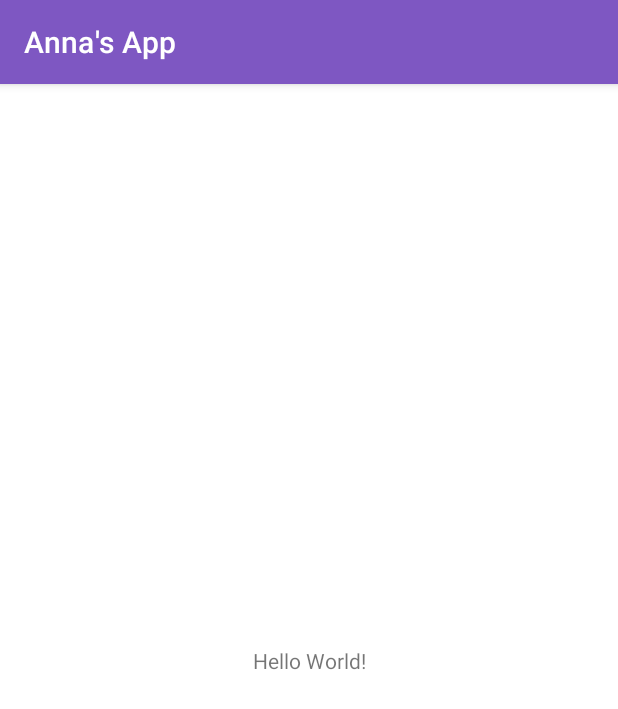
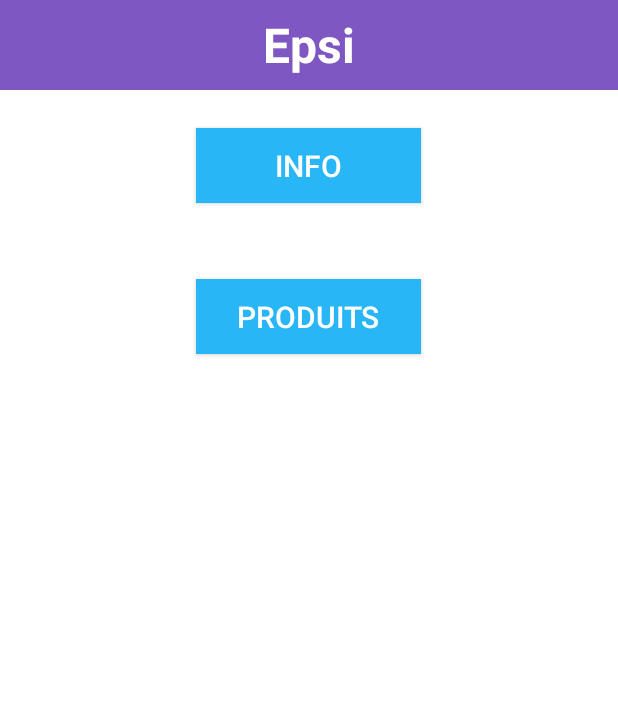
Before and after one commit to annaty/kotlin-project, an Android app: the screen it shows after launch (MainActivity), on a phone screen of 412 x 824 dp. Shown: the top 709 px of the screen. Run offline under Robolectric (Android 15) with nearby library versions, the light colour scheme and no system bars; 1 statement that could not run was skipped.

Commit message:
added header & homepage buttons

```diff
--- a/app/src/main/AndroidManifest.xml
+++ b/app/src/main/AndroidManifest.xml
@@ -23,7 +23,7 @@
         </activity>
         <activity
             android:name=".MainActivity"
-            android:exported="true" />
+            android:exported="false" />
     </application>
 
 </manifest>
--- a/app/src/main/java/com/example/annakotlin/MainActivity.kt
+++ b/app/src/main/java/com/example/annakotlin/MainActivity.kt
@@ -2,10 +2,29 @@ package com.example.annakotlin
 
 import androidx.appcompat.app.AppCompatActivity
 import android.os.Bundle
+import android.view.View
+import android.widget.ImageView
+import android.widget.TextView
 
 class MainActivity : AppCompatActivity() {
     override fun onCreate(savedInstanceState: Bundle?) {
         super.onCreate(savedInstanceState)
         setContentView(R.layout.activity_main)
+
+        setHeaderTitle(getString(R.string.app_name))
+
+    }
+
+    fun setHeaderTitle( title:String?){
+        val textViewTitle= findViewById<TextView>(R.id.textViewTitle)
+        textViewTitle.setText(title)
+    }
+
+    fun showBack(){
+        val imageViewBack=findViewById<ImageView>(R.id.imageViewBack)
+        imageViewBack.visibility= View.VISIBLE
+        imageViewBack.setOnClickListener(View.OnClickListener {
+            finish()
+        })
     }
 }
--- /dev/null
+++ b/app/src/main/res/drawable/arrow_left.xml
@@ -0,0 +1 @@
+<!-- drawable/arrow_left.xml --><vector xmlns:android="http://schemas.android.com/apk/res/android" android:height="24dp" android:width="24dp" android:viewportWidth="24" android:viewportHeight="24"><path android:fillColor="#FFFFFF" android:pathData="M20,11V13H8L13.5,18.5L12.08,19.92L4.16,12L12.08,4.08L13.5,5.5L8,11H20Z" /></vector>
--- a/app/src/main/res/layout/activity_main.xml
+++ b/app/src/main/res/layout/activity_main.xml
@@ -1,18 +1,24 @@
 <?xml version="1.0" encoding="utf-8"?>
-<androidx.constraintlayout.widget.ConstraintLayout xmlns:android="http://schemas.android.com/apk/res/android"
-    xmlns:app="http://schemas.android.com/apk/res-auto"
+<LinearLayout xmlns:android="http://schemas.android.com/apk/res/android"
     xmlns:tools="http://schemas.android.com/tools"
     android:layout_width="match_parent"
     android:layout_height="match_parent"
+    android:orientation="vertical"
     tools:context=".MainActivity">
 
-    <TextView
-        android:layout_width="wrap_content"
-        android:layout_height="wrap_content"
-        android:text="Hello World!"
-        app:layout_constraintBottom_toBottomOf="parent"
-        app:layout_constraintEnd_toEndOf="parent"
-        app:layout_constraintStart_toStartOf="parent"
-        app:layout_constraintTop_toTopOf="parent" />
+    <include
+        layout="@layout/layout_header"
+        android:layout_width="match_parent"
+        android:layout_height="wrap_content" />
 
-</androidx.constraintlayout.widget.ConstraintLayout>
+    <Button
+        android:id="@+id/buttonInfo"
+        style="@style/MyButton"
+        android:text="@string/info" />
+
+    <Button
+        android:id="@+id/buttonProducts"
+        style="@style/MyButton"
+        android:text="@string/products" />
+
+</LinearLayout>
--- /dev/null
+++ b/app/src/main/res/layout/layout_header.xml
@@ -0,0 +1,26 @@
+<?xml version="1.0" encoding="utf-8"?>
+<RelativeLayout xmlns:android="http://schemas.android.com/apk/res/android"
+    xmlns:app="http://schemas.android.com/apk/res-auto"
+    android:orientation="horizontal"
+    android:layout_width="match_parent"
+    android:layout_height="match_parent">
+    <TextView
+        android:id="@+id/textViewTitle"
+        android:layout_width="match_parent"
+        android:layout_height="60dp"
+        android:background="@color/purple_400"
+        android:gravity="center"
+        android:textSize="32sp"
+        android:textStyle="bold"
+        android:textColor="@color/white"
+        android:text="Title"
+        />
+
+    <ImageView
+        android:id="@+id/imageViewBack"
+        android:visibility="gone"
+        android:layout_width="40dp"
+        android:layout_height="40dp"
+        android:background="@color/transparent"
+        app:srcCompat="@drawable/arrow_left" />
+</RelativeLayout>
--- a/app/src/main/res/values/colors.xml
+++ b/app/src/main/res/values/colors.xml
@@ -13,4 +13,8 @@
     <color name="blue_700">#0288D1</color>
     <color name="gray_400">#B1B1B1</color>
     <color name="gray_700">#5C5C5C</color>
+    <color name="light_blue_400">#FF29B6F6</color>
+    <color name="light_blue_600">#FF039BE5</color>
+    <color name="gray_600">#FF757575</color>
+    <color name="transparent">#00000000</color>
 </resources>
--- a/app/src/main/res/values/strings.xml
+++ b/app/src/main/res/values/strings.xml
@@ -1,3 +1,5 @@
 <resources>
-    <string name="app_name">Anna\'s App</string>
+    <string name="app_name">Epsi</string>
+    <string name="info">Info</string>
+    <string name="products">Produits</string>
 </resources>
--- a/app/src/main/res/values/themes.xml
+++ b/app/src/main/res/values/themes.xml
@@ -1,6 +1,6 @@
 <resources xmlns:tools="http://schemas.android.com/tools">
     <!-- Base application theme. -->
-    <style name="Theme.AnnaKotlin" parent="Theme.MaterialComponents.DayNight.DarkActionBar">
+    <style name="Theme.AnnaKotlin" parent="Theme.MaterialComponents.DayNight.NoActionBar">
         <!-- Primary brand color. -->
         <item name="colorPrimary">@color/purple_400</item>
         <item name="colorPrimaryVariant">@color/purple_200</item>
@@ -18,4 +18,15 @@
         <item name="android:background">@color/purple_100</item>
         <item name="android:statusBarColor">?attr/colorPrimary</item>
     </style>
+    <style name="MyButton" parent="Widget.AppCompat.Button">
+        <item name="backgroundTint">@null</item>
+        <item name="android:background">@color/blue_400</item>
+        <item name="android:textColor">@color/white</item>
+        <item name="android:layout_width">150dp</item>
+        <item name="android:layout_height">50dp</item>
+        <item name="android:layout_marginTop">25dp</item>
+        <item name="android:layout_marginBottom">25dp</item>
+        <item name="android:textSize">20sp</item>
+        <item name="android:layout_gravity">center_horizontal</item>
+    </style>
 </resources>
```
